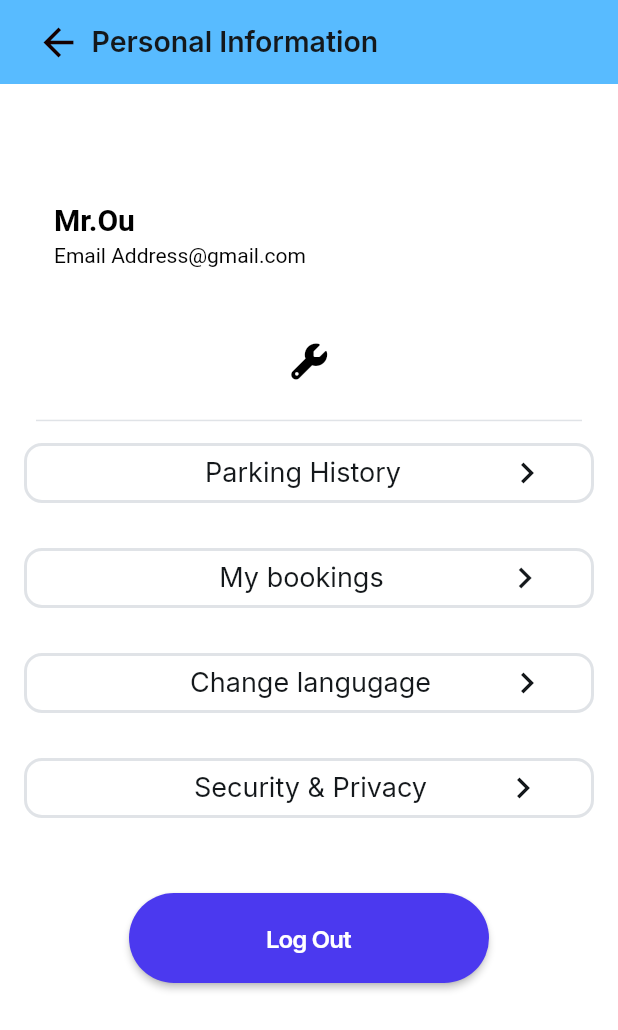
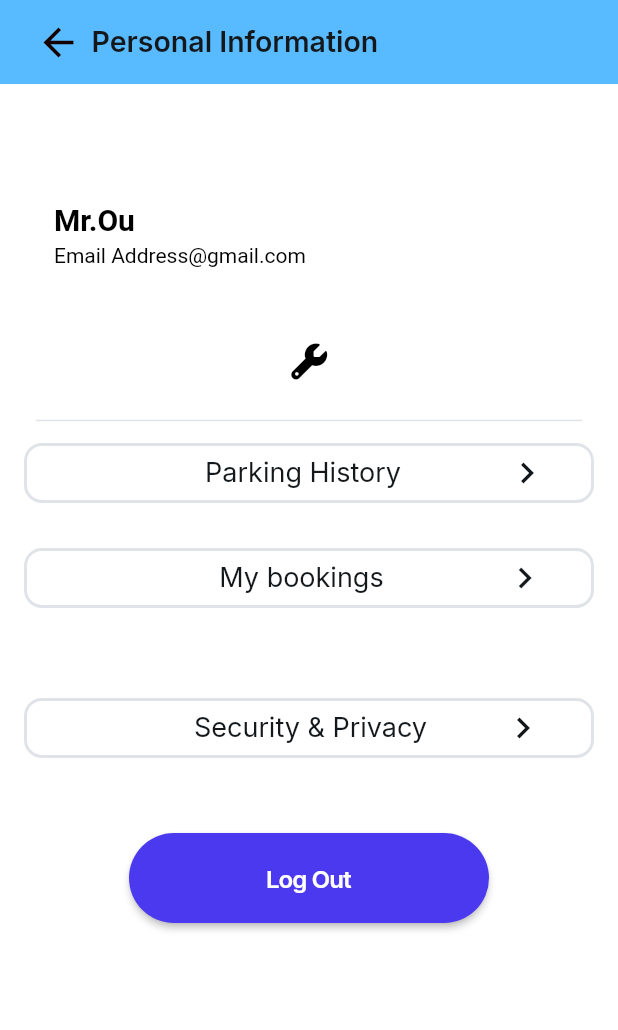
Before and after one commit to Otaku951/Park-Sense, a Flutter app: the ProfileWidget screen opened by its route, on a phone screen of 412 x 824 dp. Shown: the top 1030 px of the screen. Run offline on Flutter 3.47's test engine with Material 3 defaults, Android fonts, the light colour scheme and no system bars; drawn by our look-alikes of auto_size_text, flutter_animate; our stand-ins replace cached_network_image, cloud_firestore, dropdown_button2, equatable, file_picker, firebase_auth and 16 more; missing offline and left inert: json_path, mime_type; accounts and stored records are empty; network calls fail; Roboto replaces fonts that are missing (Lexend Deca); statements that could not run were skipped.

Commit message:
Updating to latest FlutterFlow output V1.1

```diff
--- a/lib/flutter_flow/internationalization.dart
+++ b/lib/flutter_flow/internationalization.dart
@@ -164,10 +164,6 @@ final kTranslationsMap = <Map<String, Map<String, String>>>[
     },
     '3krggv3c': {
       'en': 'My bookings',
-      'zh_Hans': '',
-    },
-    'ocb0fbb9': {
-      'en': 'Change langugage',
       'zh_Hans': '',
     },
     'myqjrg5d': {
--- a/lib/profile/profile_widget.dart
+++ b/lib/profile/profile_widget.dart
@@ -122,26 +122,6 @@ class _ProfileWidgetState extends State<ProfileWidget>
         ],
       ),
       'containerOnPageLoadAnimation3': AnimationInfo(
-        trigger: AnimationTrigger.onPageLoad,
-        effectsBuilder: () => [
-          VisibilityEffect(duration: 1.ms),
-          FadeEffect(
-            curve: Curves.easeInOut,
-            delay: 0.0.ms,
-            duration: 600.0.ms,
-            begin: 0.0,
-            end: 1.0,
-          ),
-          MoveEffect(
-            curve: Curves.easeInOut,
-            delay: 0.0.ms,
-            duration: 600.0.ms,
-            begin: Offset(0.0, 60.0),
-            end: Offset(0.0, 0.0),
-          ),
-        ],
-      ),
-      'containerOnPageLoadAnimation4': AnimationInfo(
         trigger: AnimationTrigger.onPageLoad,
         effectsBuilder: () => [
           VisibilityEffect(duration: 1.ms),
@@ -543,85 +523,6 @@ class _ProfileWidgetState extends State<ProfileWidget>
                   color: FlutterFlowTheme.of(context).alternate,
                 ),
               ),
-              Padding(
-                padding: EdgeInsetsDirectional.fromSTEB(16.0, 0.0, 16.0, 0.0),
-                child: Container(
-                  width: double.infinity,
-                  decoration: BoxDecoration(
-                    color: Colors.white,
-                    borderRadius: BorderRadius.circular(12.0),
-                    border: Border.all(
-                      color: Color(0xFFE0E3E7),
-                      width: 2.0,
-                    ),
-                  ),
-                  child: Card(
-                    clipBehavior: Clip.antiAliasWithSaveLayer,
-                    color: FlutterFlowTheme.of(context).secondaryBackground,
-                    elevation: 0.0,
-                    shape: RoundedRectangleBorder(
-                      borderRadius: BorderRadius.circular(8.0),
-                    ),
-                    child: Row(
-                      mainAxisSize: MainAxisSize.max,
-                      mainAxisAlignment: MainAxisAlignment.center,
-                      children: [
-                        Align(
-                          alignment: AlignmentDirectional(0.0, 0.0),
-                          child: Padding(
-                            padding: EdgeInsetsDirectional.fromSTEB(
-                                80.0, 0.0, 0.0, 0.0),
-                            child: Text(
-                              FFLocalizations.of(context).getText(
-                                'ocb0fbb9' /* Change langugage */,
-                              ),
-                              style: FlutterFlowTheme.of(context)
-                                  .bodyMedium
-                                  .override(
-                                    font: GoogleFonts.inter(
-                                      fontWeight: FontWeight.normal,
-                                      fontStyle: FlutterFlowTheme.of(context)
-                                          .bodyMedium
-                                          .fontStyle,
-                                    ),
-                                    fontSize: 18.0,
-                                    letterSpacing: 0.0,
-                                    fontWeight: FontWeight.normal,
-                                    fontStyle: FlutterFlowTheme.of(context)
-                                        .bodyMedium
-                                        .fontStyle,
-                                  ),
-                            ),
-                          ),
-                        ),
-                        Align(
-                          alignment: AlignmentDirectional(0.0, 0.0),
-                          child: Padding(
-                            padding: EdgeInsetsDirectional.fromSTEB(
-                                50.0, 0.0, 0.0, 0.0),
-                            child: InkWell(
-                              splashColor: Colors.transparent,
-                              focusColor: Colors.transparent,
-                              hoverColor: Colors.transparent,
-                              highlightColor: Colors.transparent,
-                              onTap: () async {
-                                setAppLanguage(context, 'en');
-                                setAppLanguage(context, 'zh_Hans');
-                              },
-                              child: Icon(
-                                Icons.chevron_right,
-                                color: FlutterFlowTheme.of(context).primaryText,
-                                size: 28.0,
-                              ),
-                            ),
-                          ),
-                        ),
-                      ],
-                    ),
-                  ),
-                ).animateOnPageLoad(
-                    animationsMap['containerOnPageLoadAnimation3']!),
-              ),
               Opacity(
                 opacity: 0.0,
                 child: Divider(
@@ -706,7 +607,7 @@ class _ProfileWidgetState extends State<ProfileWidget>
                     ),
                   ),
                 ).animateOnPageLoad(
-                    animationsMap['containerOnPageLoadAnimation4']!),
+                    animationsMap['containerOnPageLoadAnimation3']!),
               ),
               Align(
                 alignment: AlignmentDirectional(0.0, 0.0),
```
Also changed, not shown: 1 other file.
